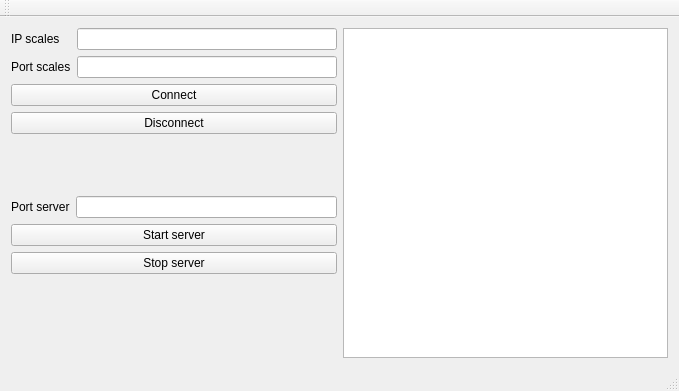
Old version of the form ScalesServer/scalesserver.ui in the repository VlMan/ScalesEmulator.
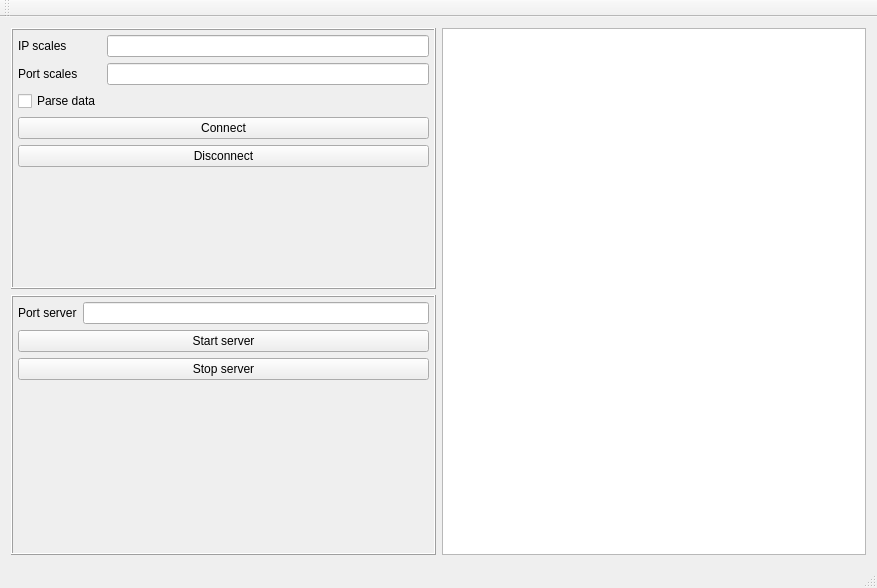
New version of the form.

Commit message: Parse data / not parse data

Diff of the .ui file:
```diff
--- a/ScalesServer/scalesserver.ui
+++ b/ScalesServer/scalesserver.ui
@@ -6,8 +6,8 @@
    <rect>
     <x>0</x>
     <y>0</y>
-    <width>679</width>
-    <height>391</height>
+    <width>877</width>
+    <height>588</height>
    </rect>
   </property>
   <property name="windowTitle">
@@ -17,49 +17,36 @@
    <layout class="QGridLayout" name="gridLayout_2">
     <item row="0" column="0">
      <layout class="QGridLayout" name="gridLayout">
-      <item row="1" column="0">
-       <layout class="QFormLayout" name="formLayout_2">
+      <item row="0" column="1" rowspan="2">
+       <widget class="QTextBrowser" name="brs_log"/>
+      </item>
         <item row="0" column="0">
-         <widget class="QLabel" name="label_3">
-          <property name="styleSheet">
-           <string notr="true">font: 75 14pt &quot;MS Shell Dlg 2&quot;;</string>
-          </property>
-          <property name="text">
-           <string>Port server</string>
-          </property>
-         </widget>
-        </item>
-        <item row="0" column="1">
-         <widget class="QLineEdit" name="le_port_server">
-          <property name="text">
-           <string/>
-          </property>
-         </widget>
-        </item>
-        <item row="1" column="0" colspan="2">
-         <widget class="QPushButton" name="btn_start_server">
-          <property name="styleSheet">
-           <string notr="true">font: 75 13pt &quot;MS Shell Dlg 2&quot;;</string>
-          </property>
-          <property name="text">
-           <string>Start server</string>
-          </property>
-         </widget>
-        </item>
-        <item row="2" column="0" colspan="2">
-         <widget class="QPushButton" name="btn_stop_server">
-          <property name="styleSheet">
-           <string notr="true">font: 75 13pt &quot;MS Shell Dlg 2&quot;;</string>
-          </property>
-          <property name="text">
-           <string>Stop server</string>
-          </property>
-         </widget>
-        </item>
-       </layout>
-      </item>
-      <item row="0" column="0">
+       <widget class="QFrame" name="frame">
+        <property name="sizePolicy">
+         <sizepolicy hsizetype="Expanding" vsizetype="Expanding">
+          <horstretch>0</horstretch>
+          <verstretch>0</verstretch>
+         </sizepolicy>
+        </property>
+        <property name="frameShape">
+         <enum>QFrame::Box</enum>
+        </property>
+        <property name="frameShadow">
+         <enum>QFrame::Raised</enum>
+        </property>
        <layout class="QFormLayout" name="formLayout">
+         <property name="leftMargin">
+          <number>5</number>
+         </property>
+         <property name="topMargin">
+          <number>5</number>
+         </property>
+         <property name="rightMargin">
+          <number>5</number>
+         </property>
+         <property name="bottomMargin">
+          <number>5</number>
+         </property>
         <item row="0" column="0">
          <widget class="QLabel" name="label">
           <property name="styleSheet">
@@ -93,7 +80,7 @@
           </property>
          </widget>
         </item>
-        <item row="2" column="0" colspan="2">
+         <item row="3" column="0" colspan="2">
          <widget class="QPushButton" name="btn_connect_scales">
           <property name="styleSheet">
            <string notr="true">font: 75 13pt &quot;MS Shell Dlg 2&quot;;</string>
@@ -103,7 +90,7 @@
           </property>
          </widget>
         </item>
-        <item row="3" column="0" colspan="2">
+         <item row="4" column="0" colspan="2">
          <widget class="QPushButton" name="btn_disconnect_scales">
           <property name="styleSheet">
            <string notr="true">font: 75 13pt &quot;MS Shell Dlg 2&quot;;</string>
@@ -113,10 +100,85 @@
           </property>
          </widget>
         </item>
-       </layout>
+         <item row="2" column="0">
+          <widget class="QCheckBox" name="chk_parse_data">
+           <property name="styleSheet">
+            <string notr="true">font: 75 12pt &quot;MS Shell Dlg 2&quot;;</string>
+           </property>
+           <property name="text">
+            <string>Parse data</string>
+           </property>
+          </widget>
+         </item>
+        </layout>
+       </widget>
       </item>
-      <item row="0" column="1" rowspan="2">
-       <widget class="QTextBrowser" name="brs_log"/>
+      <item row="1" column="0">
+       <widget class="QFrame" name="frame">
+        <property name="sizePolicy">
+         <sizepolicy hsizetype="Expanding" vsizetype="Expanding">
+          <horstretch>0</horstretch>
+          <verstretch>0</verstretch>
+         </sizepolicy>
+        </property>
+        <property name="frameShape">
+         <enum>QFrame::Box</enum>
+        </property>
+        <property name="frameShadow">
+         <enum>QFrame::Raised</enum>
+        </property>
+        <layout class="QFormLayout" name="formLayout_2">
+         <property name="leftMargin">
+          <number>5</number>
+         </property>
+         <property name="topMargin">
+          <number>5</number>
+         </property>
+         <property name="rightMargin">
+          <number>5</number>
+         </property>
+         <property name="bottomMargin">
+          <number>5</number>
+         </property>
+         <item row="0" column="0">
+          <widget class="QLabel" name="label_3">
+           <property name="styleSheet">
+            <string notr="true">font: 75 14pt &quot;MS Shell Dlg 2&quot;;</string>
+           </property>
+           <property name="text">
+            <string>Port server</string>
+           </property>
+          </widget>
+         </item>
+         <item row="0" column="1">
+          <widget class="QLineEdit" name="le_port_server">
+           <property name="text">
+            <string/>
+           </property>
+          </widget>
+         </item>
+         <item row="1" column="0" colspan="2">
+          <widget class="QPushButton" name="btn_start_server">
+           <property name="styleSheet">
+            <string notr="true">font: 75 13pt &quot;MS Shell Dlg 2&quot;;</string>
+           </property>
+           <property name="text">
+            <string>Start server</string>
+           </property>
+          </widget>
+         </item>
+         <item row="2" column="0" colspan="2">
+          <widget class="QPushButton" name="btn_stop_server">
+           <property name="styleSheet">
+            <string notr="true">font: 75 13pt &quot;MS Shell Dlg 2&quot;;</string>
+           </property>
+           <property name="text">
+            <string>Stop server</string>
+           </property>
+          </widget>
+         </item>
+        </layout>
+       </widget>
       </item>
      </layout>
     </item>
```
Left out of the diff: 2 changed lines with no effect on the pictures. Lines whose indentation alone changed are shown as unchanged. The commit also changes 3 other files.
